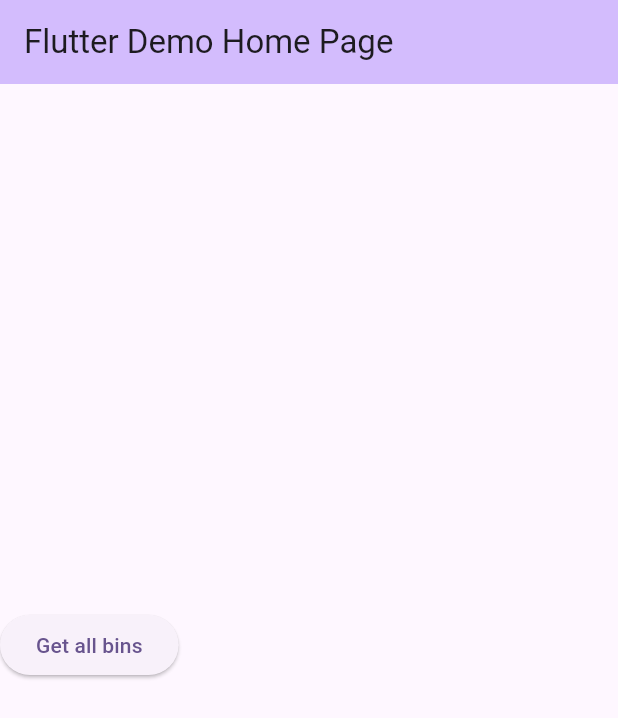
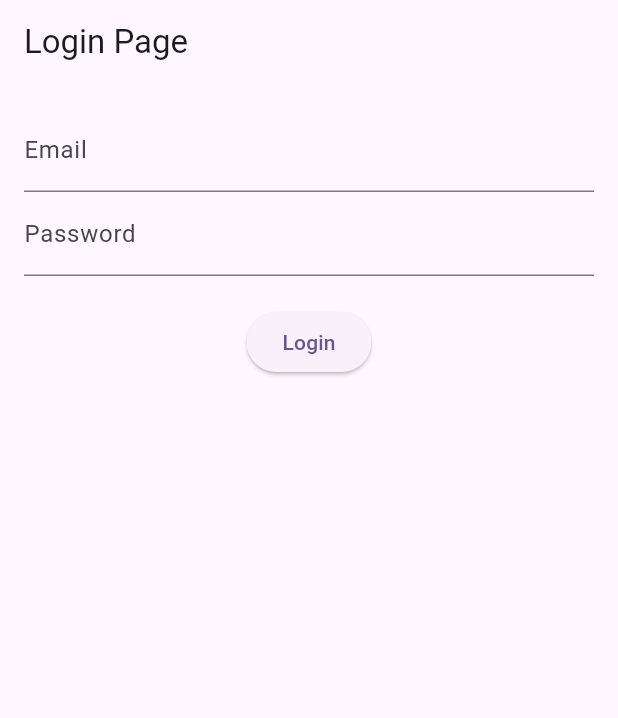
Before and after one commit to fhan-s/iot_bin_app, a Flutter app: the screen it shows after launch, on a phone screen of 412 x 824 dp. Shown: the top 718 px of the screen. Run offline on Flutter 3.47's test engine with Material 3 defaults, Android fonts, the phone set to English and light mode, and no system bars; our stand-ins replace supabase_flutter; accounts and stored records are empty.

Commit message:
added login page

```diff
--- a/lib/main.dart
+++ b/lib/main.dart
@@ -1,4 +1,5 @@
 import 'package:flutter/material.dart';
+import 'package:iot_bin_app/pages/login_page.dart';
 import 'package:supabase_flutter/supabase_flutter.dart';
 
 Future<void> main() async {
@@ -18,51 +19,13 @@ class MyApp extends StatelessWidget {
   @override
   Widget build(BuildContext context) {
     return MaterialApp(
-      title: 'Flutter Demo',
+      // remove debug banner
+      debugShowCheckedModeBanner: false,
+      title: 'Bin IoT App',
       theme: ThemeData(
         colorScheme: ColorScheme.fromSeed(seedColor: Colors.deepPurple),
       ),
-      home: const MyHomePage(title: 'Flutter Demo Home Page'),
+      home: const LoginPage(),
     );
   }
 }
-
-class MyHomePage extends StatefulWidget {
-  const MyHomePage({super.key, required this.title});
-
-  final String title;
-
-  @override
-  State<MyHomePage> createState() => _MyHomePageState();
-}
-
-class _MyHomePageState extends State<MyHomePage> {
-  List<String> bins = [];
-  Future<void> _getAllBins() async {
-    final bin_test_data = await supabase.from('test_bins').select('bin_name');
-    setState(() {
-      bins = bin_test_data.map<String>((row) => row['bin_name']).toList();
-    });
-  }
-
-  @override
-  Widget build(BuildContext context) {
-    return Scaffold(
-      appBar: AppBar(
-        backgroundColor: Theme.of(context).colorScheme.inversePrimary,
-        title: Text(widget.title),
-      ),
-      body: Column(
-        mainAxisAlignment: MainAxisAlignment.center,
-        children: [
-          ElevatedButton(
-            onPressed: _getAllBins,
-            child: const Text('Get all bins'),
-          ),
-          const SizedBox(height: 20),
-          for (final bin in bins) Text(bin),
-        ],
-      ),
-    );
-  }
-}
--- /dev/null
+++ b/lib/pages/login_page.dart
@@ -0,0 +1,53 @@
+import 'package:flutter/material.dart';
+
+class LoginPage extends StatefulWidget {
+  const LoginPage({super.key});
+
+  @override
+  State<LoginPage> createState() => _LoginPageState();
+}
+
+class _LoginPageState extends State<LoginPage> {
+  final _emailController = TextEditingController();
+  final _passwordController = TextEditingController();
+  void attemptLogin() {
+    try {
+      print(
+        "Email: ${_emailController.text}, Password: ${_passwordController.text}",
+      );
+      // authService.signInWithEmailPassword(
+    } catch (e) {
+      print("Error: $e");
+    }
+  }
+
+  @override
+  Widget build(BuildContext context) {
+    return Scaffold(
+      appBar: AppBar(title: const Text('Login Page')),
+      body: Padding(
+        padding: const EdgeInsets.all(16.0),
+        child: Column(
+          children: [
+            TextField(
+              controller: _emailController,
+              decoration: const InputDecoration(labelText: 'Email'),
+            ),
+            TextField(
+              controller: _passwordController,
+              decoration: const InputDecoration(labelText: 'Password'),
+              obscureText: true, // Hide password input
+            ),
+            const SizedBox(height: 20),
+            ElevatedButton(
+              onPressed: () {
+                attemptLogin();
+              },
+              child: const Text('Login'),
+            ),
+          ],
+        ),
+      ),
+    );
+  }
+}
```
